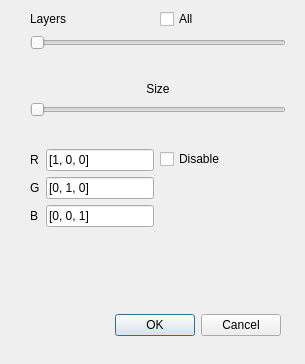
Old version of the form Windows/UI_files/PerfOptions.ui in the repository LemurPwned/VISM; both pictures show x 0 to 305 and y 281 to 645 of the 305 by 645 pixel window.
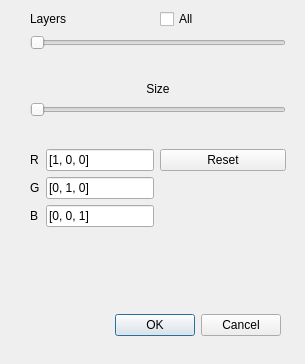
New version of the form.

Commit message: reset vector button morphed - fix #143

```diff
--- a/Windows/UI_files/PerfOptions.ui
+++ b/Windows/UI_files/PerfOptions.ui
@@ -295,13 +295,6 @@
       </item>
      </layout>
     </item>
-    <item row="18" column="1">
-     <widget class="QCheckBox" name="checkBox_4">
-      <property name="text">
-       <string>Disable</string>
-      </property>
-     </widget>
-    </item>
     <item row="8" column="0" colspan="2">
      <widget class="QCheckBox" name="checkBox_5">
       <property name="text">
@@ -325,6 +318,13 @@
       </property>
      </widget>
     </item>
+    <item row="18" column="1">
+     <widget class="QPushButton" name="pushButton_4">
+      <property name="text">
+       <string>Reset</string>
+      </property>
+     </widget>
+    </item>
    </layout>
   </widget>
  </widget>
```
The commit also changes 9 other files.
